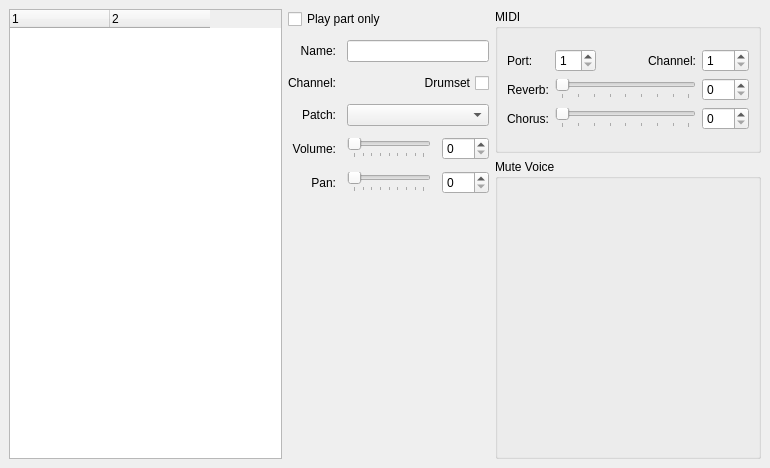
Before: the Qt Designer form mscore/mixer.ui in Obliquely/MuseScore, drawn with Qt 5.
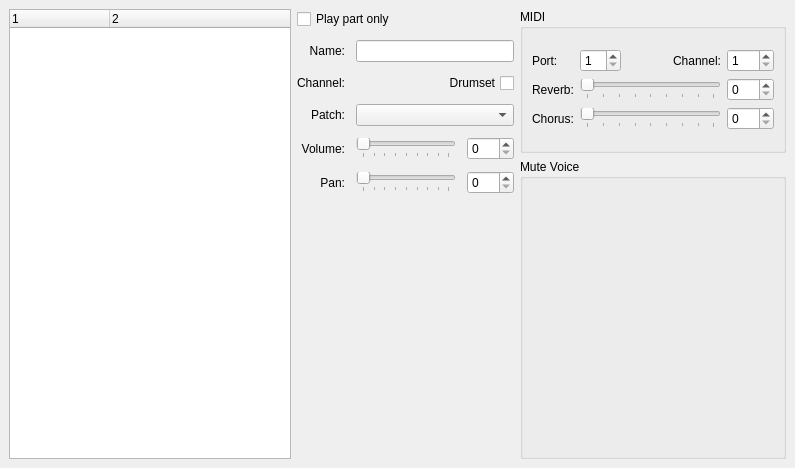
After: the same form once the commit is applied.

Commit message: WIP - bit of tidying of mixer class Getting closer to making the treeWidget more functional

```diff
--- a/mscore/mixer.ui
+++ b/mscore/mixer.ui
@@ -9,7 +9,7 @@
    <rect>
     <x>0</x>
     <y>0</y>
-    <width>770</width>
+    <width>795</width>
     <height>468</height>
    </rect>
   </property>
@@ -62,7 +62,7 @@
          <number>100</number>
         </attribute>
         <attribute name="headerStretchLastSection">
-         <bool>false</bool>
+         <bool>true</bool>
         </attribute>
         <column>
          <property name="text">
@@ -197,7 +197,7 @@
          <widget class="QSlider" name="panSlider">
           <property name="minimumSize">
            <size>
-            <width>75</width>
+            <width>100</width>
             <height>0</height>
            </size>
           </property>
@@ -228,7 +228,7 @@
          <widget class="QSlider" name="volumeSlider">
           <property name="minimumSize">
            <size>
-            <width>75</width>
+            <width>100</width>
             <height>0</height>
            </size>
           </property>
```
The commit also changes 9 other files.
